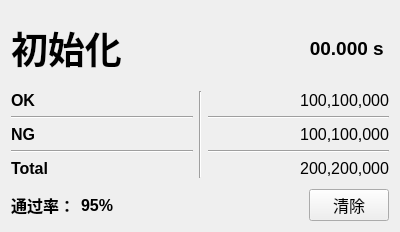
Qt form UI/showinfo4result.ui (YeeeeRQ/SpeakerTest) before a commit.
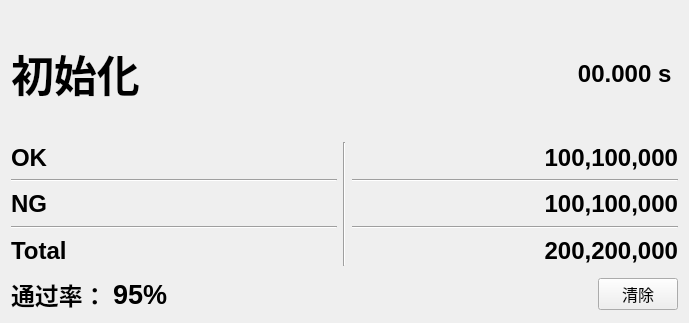
The same form after that commit.

Diff of the .ui file:
```diff
--- a/UI/showinfo4result.ui
+++ b/UI/showinfo4result.ui
@@ -6,19 +6,19 @@
    <rect>
     <x>0</x>
     <y>0</y>
-    <width>400</width>
-    <height>232</height>
+    <width>689</width>
+    <height>323</height>
    </rect>
   </property>
   <property name="minimumSize">
    <size>
-    <width>400</width>
-    <height>0</height>
+    <width>600</width>
+    <height>300</height>
    </size>
   </property>
   <property name="maximumSize">
    <size>
-    <width>400</width>
+    <width>2000</width>
     <height>16777215</height>
    </size>
   </property>
@@ -32,7 +32,7 @@
       <widget class="QLabel" name="label_Status">
        <property name="font">
         <font>
-         <pointsize>28</pointsize>
+         <pointsize>32</pointsize>
          <bold>true</bold>
         </font>
        </property>
@@ -45,7 +45,7 @@
       <widget class="QLabel" name="label_Time">
        <property name="font">
         <font>
-         <pointsize>14</pointsize>
+         <pointsize>18</pointsize>
          <bold>true</bold>
         </font>
        </property>
@@ -67,7 +67,7 @@
         <widget class="QLabel" name="label_OK">
          <property name="font">
           <font>
-           <pointsize>12</pointsize>
+           <pointsize>18</pointsize>
            <bold>true</bold>
           </font>
          </property>
@@ -87,7 +87,7 @@
         <widget class="QLabel" name="label_NG">
          <property name="font">
           <font>
-           <pointsize>12</pointsize>
+           <pointsize>18</pointsize>
            <bold>true</bold>
           </font>
          </property>
@@ -107,7 +107,7 @@
         <widget class="QLabel" name="label_Total">
          <property name="font">
           <font>
-           <pointsize>12</pointsize>
+           <pointsize>18</pointsize>
            <bold>true</bold>
           </font>
          </property>
@@ -131,8 +131,8 @@
         <widget class="QLabel" name="label_OK_number">
          <property name="font">
           <font>
-           <pointsize>12</pointsize>
-           <bold>false</bold>
+           <pointsize>18</pointsize>
+           <bold>true</bold>
           </font>
          </property>
          <property name="text">
@@ -154,8 +154,8 @@
         <widget class="QLabel" name="label_NG_number">
          <property name="font">
           <font>
-           <pointsize>12</pointsize>
-           <bold>false</bold>
+           <pointsize>18</pointsize>
+           <bold>true</bold>
           </font>
          </property>
          <property name="text">
@@ -177,8 +177,8 @@
         <widget class="QLabel" name="label_Total_number">
          <property name="font">
           <font>
-           <pointsize>12</pointsize>
-           <bold>false</bold>
+           <pointsize>18</pointsize>
+           <bold>true</bold>
           </font>
          </property>
          <property name="text">
@@ -215,7 +215,7 @@
       <widget class="QLabel" name="label_PassedRateText">
        <property name="font">
         <font>
-         <pointsize>12</pointsize>
+         <pointsize>18</pointsize>
          <bold>true</bold>
         </font>
        </property>
@@ -228,7 +228,7 @@
       <widget class="QLabel" name="label_PassedRate">
        <property name="font">
         <font>
-         <pointsize>12</pointsize>
+         <pointsize>20</pointsize>
          <bold>true</bold>
         </font>
        </property>
```
